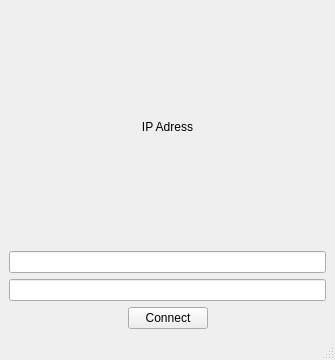
Before: the Qt Designer form QT_Choose_Game/second_window.ui in F3lixxx/vr_start, drawn with Qt 5.
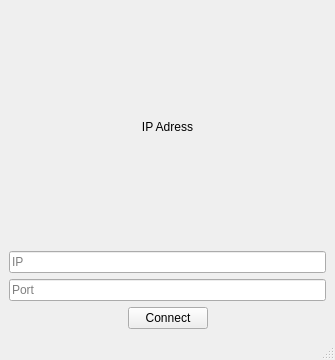
After: the same form once the commit is applied.

What changed in the file:
```diff
--- a/QT_Choose_Game/second_window.ui
+++ b/QT_Choose_Game/second_window.ui
@@ -36,12 +36,16 @@
          <string/>
         </property>
         <property name="placeholderText">
-         <string/>
+         <string>IP</string>
         </property>
        </widget>
       </item>
       <item>
-       <widget class="QLineEdit" name="le_Port"/>
+       <widget class="QLineEdit" name="le_Port">
+        <property name="placeholderText">
+         <string>Port</string>
+        </property>
+       </widget>
       </item>
      </layout>
     </item>
```
